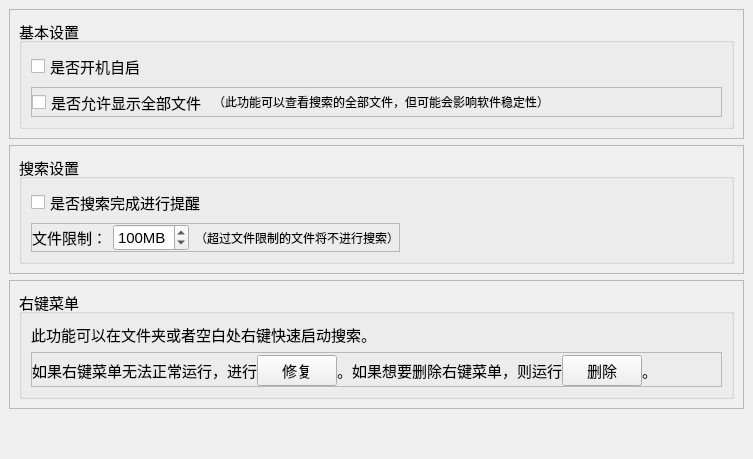
This is qcustomdialog/setting.ui in Gaoyongxian666/OpenSearcher as Qt 5 draws it before an edit. The edited form follows.
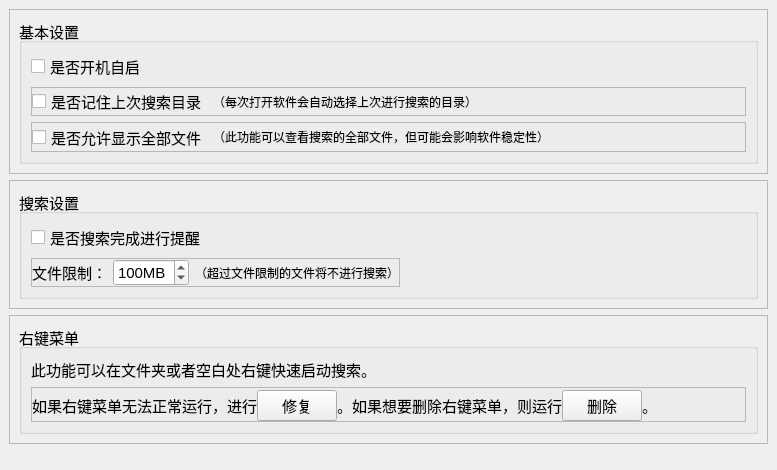
This is the edited form.

Diff of the .ui file:
```diff
--- a/qcustomdialog/setting.ui
+++ b/qcustomdialog/setting.ui
@@ -6,8 +6,8 @@
    <rect>
     <x>0</x>
     <y>0</y>
-    <width>753</width>
-    <height>459</height>
+    <width>777</width>
+    <height>470</height>
    </rect>
   </property>
   <property name="windowTitle">
@@ -29,7 +29,7 @@
          <property name="maximumSize">
           <size>
            <width>16777215</width>
-           <height>110</height>
+           <height>145</height>
           </size>
          </property>
          <property name="font">
@@ -53,6 +53,62 @@
             </property>
            </widget>
           </item>
+          <item>
+           <widget class="QFrame" name="frame_4">
+            <property name="frameShape">
+             <enum>QFrame::StyledPanel</enum>
+            </property>
+            <property name="frameShadow">
+             <enum>QFrame::Raised</enum>
+            </property>
+            <layout class="QHBoxLayout" name="horizontalLayout_5">
+             <property name="leftMargin">
+              <number>0</number>
+             </property>
+             <property name="topMargin">
+              <number>0</number>
+             </property>
+             <property name="rightMargin">
+              <number>0</number>
+             </property>
+             <property name="bottomMargin">
+              <number>0</number>
+             </property>
+             <item alignment="Qt::AlignLeft">
+              <widget class="QCheckBox" name="checkBox_last_dir">
+               <property name="text">
+                <string>是否记住上次搜索目录</string>
+               </property>
+              </widget>
+             </item>
+             <item alignment="Qt::AlignLeft">
+              <widget class="QLabel" name="label_8">
+               <property name="font">
+                <font>
+                 <pointsize>9</pointsize>
+                </font>
+               </property>
+               <property name="text">
+                <string>（每次打开软件会自动选择上次进行搜索的目录）</string>
+               </property>
+              </widget>
+             </item>
+             <item>
+              <spacer name="horizontalSpacer_3">
+               <property name="orientation">
+                <enum>Qt::Horizontal</enum>
+               </property>
+               <property name="sizeHint" stdset="0">
+                <size>
+                 <width>40</width>
+                 <height>20</height>
+                </size>
+               </property>
+              </spacer>
+             </item>
+            </layout>
+           </widget>
+          </item>
           <item>
            <widget class="QFrame" name="frame_3">
             <property name="frameShape">
@@ -86,7 +142,7 @@
                </property>
               </widget>
              </item>
-             <item>
+             <item alignment="Qt::AlignLeft">
               <widget class="QLabel" name="label_7">
                <property name="font">
                 <font>
```
